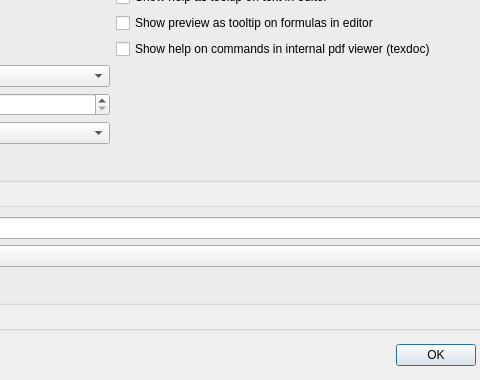
Before: the Qt Designer form configdialog.ui in svn2github/texstudio-trunk, drawn with Qt 5; both pictures show x 545 to 1025 and y 294 to 674 of the 1116 by 674 pixel window.
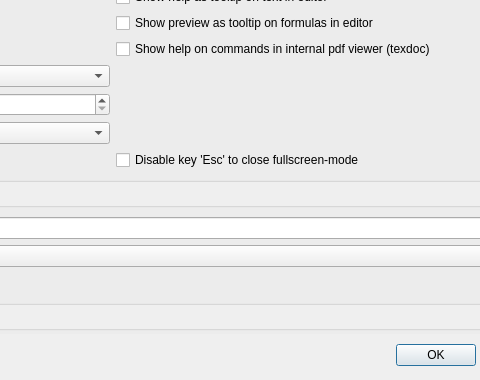
After: the same form once the commit is applied. Icons and pictures are not drawn.

Commit message: add option to disable esc for closing fullscreen mode furthermore closing fullscreen has been move to last position, so that pdf viewer is closed before leaving fullscreen mode

Patch:
```diff
--- a/configdialog.ui
+++ b/configdialog.ui
@@ -1490,8 +1490,8 @@
            <rect>
             <x>0</x>
             <y>0</y>
-            <width>866</width>
-            <height>828</height>
+            <width>903</width>
+            <height>786</height>
            </rect>
           </property>
           <layout class="QVBoxLayout" name="verticalLayout_8">
@@ -1829,6 +1829,13 @@
                 </property>
                </widget>
               </item>
+              <item row="10" column="2">
+               <widget class="QCheckBox" name="checkBoxDisableEscForClosingfullscreen">
+                <property name="text">
+                 <string>Disable key 'Esc' to close fullscreen-mode</string>
+                </property>
+               </widget>
+              </item>
              </layout>
             </widget>
            </item>
```
Left out of the diff: 192 changed lines with no effect on the pictures. The commit also changes 3 other files.
